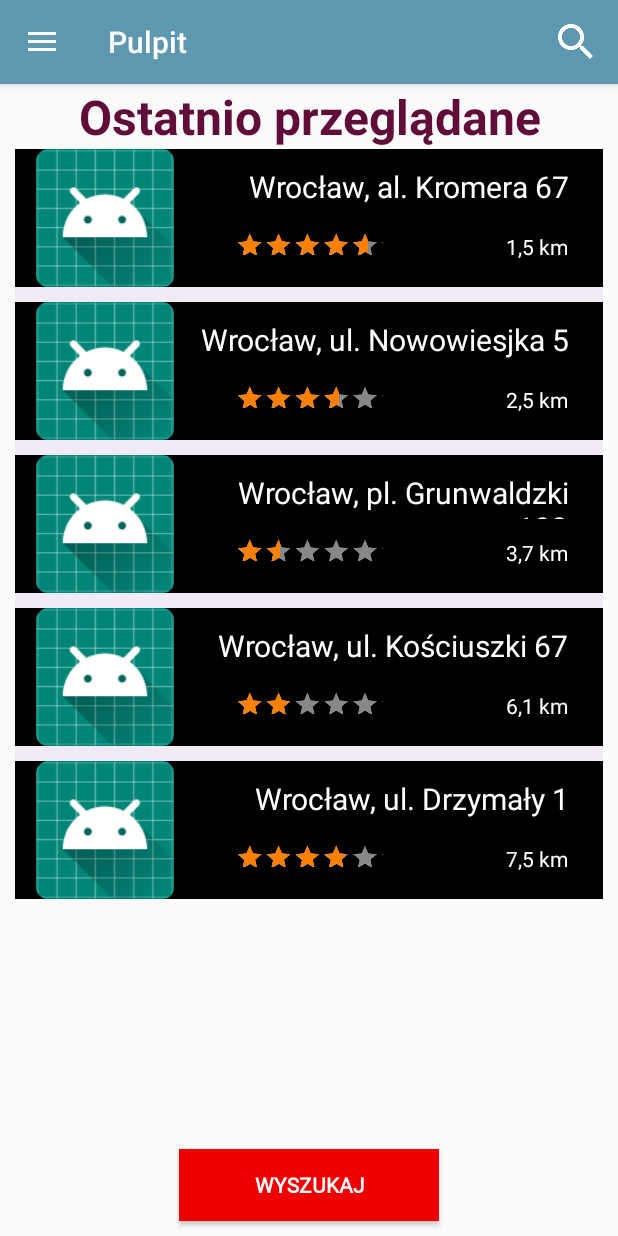
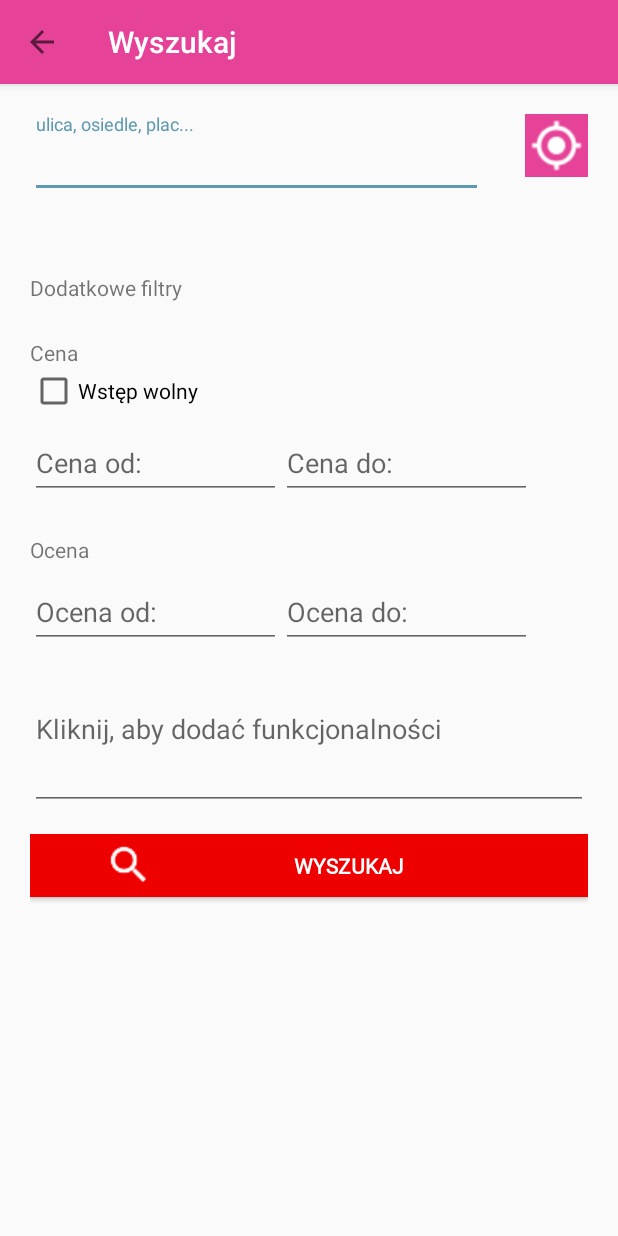
Before and after one commit to krymeer/pdu, an Android app: the MainScreen screen opened directly, with no data from a screen before it, after a tap on "Wyszukaj", on a phone screen of 412 x 824 dp. Run offline under Robolectric (Android 15) with nearby library versions, the phone set to English and light mode, and no system bars; Roboto replaces fonts that are not available here.

Commit message:
Added basic search screen

```diff
--- a/place_zabaw/app/src/main/AndroidManifest.xml
+++ b/place_zabaw/app/src/main/AndroidManifest.xml
@@ -29,6 +29,7 @@
             android:name=".MainScreen"
             android:label="@string/title_activity_main_screen"
             android:theme="@style/AppTheme" />
+        <activity android:name=".SearchScreen"></activity>
     </application>
 
 </manifest>
--- a/place_zabaw/app/src/main/java/czernik/osada/placezabaw/MainScreen.java
+++ b/place_zabaw/app/src/main/java/czernik/osada/placezabaw/MainScreen.java
@@ -121,7 +121,8 @@ public class MainScreen extends AppCompatActivity
 
         //noinspection SimplifiableIfStatement
         if (id == R.id.action_search) {
-            Toast.makeText(this, "Search clicked", Toast.LENGTH_LONG).show();
+            Intent intent = new Intent(this, SearchScreen.class);
+            startActivity(intent);
             return true;
         }
 
@@ -159,6 +160,7 @@ public class MainScreen extends AppCompatActivity
     }
 
     public void onSearchButtonClick(View view) {
-        Toast.makeText(this, "Search clicked", Toast.LENGTH_LONG).show();
+        Intent intent = new Intent(this, SearchScreen.class);
+        startActivity(intent);
     }
 }
--- /dev/null
+++ b/place_zabaw/app/src/main/java/czernik/osada/placezabaw/SearchScreen.java
@@ -0,0 +1,40 @@
+package czernik.osada.placezabaw;
+
+import android.graphics.Color;
+import android.graphics.PorterDuff;
+import android.graphics.drawable.Drawable;
+import android.support.v7.app.AppCompatActivity;
+import android.os.Bundle;
+import android.support.v7.widget.Toolbar;
+import android.view.View;
+import android.widget.Toast;
+
+public class SearchScreen extends AppCompatActivity {
+
+    @Override
+    protected void onCreate(Bundle savedInstanceState) {
+        super.onCreate(savedInstanceState);
+        setContentView(R.layout.activity_search_screen);
+
+        setToolbar();
+    }
+
+    private void setToolbar() {
+        Toolbar myToolbar = (Toolbar) findViewById(R.id.my_toolbar);
+        setSupportActionBar(myToolbar);
+
+        getSupportActionBar().setDisplayHomeAsUpEnabled(true);
+        getSupportActionBar().setDisplayShowHomeEnabled(true);
+    }
+
+    @Override
+    public boolean onSupportNavigateUp() {
+        onBackPressed();
+        return true;
+    }
+
+    public void onSearchButtonClick(View view)
+    {
+        Toast.makeText(this,"Search clicked", Toast.LENGTH_LONG).show();
+    }
+}
--- a/place_zabaw/app/src/main/res/layout/activity_login_screen.xml
+++ b/place_zabaw/app/src/main/res/layout/activity_login_screen.xml
@@ -69,12 +69,12 @@
                 style="?android:textAppearanceSmall"
                 android:layout_width="match_parent"
                 android:layout_height="wrap_content"
-                android:layout_marginTop="16dp"
-                android:text="@string/action_sign_in_short"
                 android:background="@color/colorAccent"
                 android:fontFamily="@font/roboto"
+                android:text="@string/action_sign_in_short"
+                android:textColor="#fff"
                 android:textStyle="bold"
-                android:textColor="#fff"/>
+                />
 
         </LinearLayout>
     </ScrollView>
--- /dev/null
+++ b/place_zabaw/app/src/main/res/layout/activity_search_screen.xml
@@ -0,0 +1,216 @@
+<?xml version="1.0" encoding="utf-8"?>
+<LinearLayout xmlns:android="http://schemas.android.com/apk/res/android"
+    xmlns:app="http://schemas.android.com/apk/res-auto"
+    xmlns:tools="http://schemas.android.com/tools"
+    android:layout_width="match_parent"
+    android:layout_height="match_parent"
+    tools:context=".SearchScreen"
+    android:orientation="vertical">
+
+    <!-- toolbar -->
+    <android.support.v7.widget.Toolbar
+        android:id="@+id/my_toolbar"
+        android:layout_width="match_parent"
+        android:layout_height="?attr/actionBarSize"
+        android:background="?attr/colorPrimary"
+        android:elevation="4dp"
+        android:theme="@style/ThemeOverlay.AppCompat"
+        app:popupTheme="@style/ThemeOverlay.AppCompat.Light"
+        app:title="@string/title_activity_search_screen"
+        app:titleTextColor="#fff" >
+
+    </android.support.v7.widget.Toolbar>
+
+    <!-- fields -->
+    <ScrollView
+        android:layout_width="match_parent"
+        android:layout_height="wrap_content"
+        android:layout_margin="20dp">
+
+        <LinearLayout
+            android:layout_width="match_parent"
+            android:layout_height="wrap_content"
+            android:layout_marginBottom="25dp"
+            android:orientation="vertical">
+
+            <!-- Search field -->
+            <RelativeLayout
+                android:layout_width="match_parent"
+                android:layout_height="wrap_content"
+                android:layout_marginBottom="20dp">
+
+                <android.support.design.widget.TextInputLayout
+                    android:layout_width="302dp"
+                    android:layout_height="wrap_content"
+                    android:layout_alignParentStart="true"
+                    android:layout_alignParentTop="true">
+
+                    <AutoCompleteTextView
+                        android:id="@+id/address"
+                        android:layout_width="match_parent"
+                        android:layout_height="wrap_content"
+                        android:hint="@string/prompt_street"
+                        android:inputType="text"
+                        android:maxLines="1"
+                        android:singleLine="true" />
+
+                </android.support.design.widget.TextInputLayout>
+
+                <ImageButton
+                    android:layout_width="42dp"
+                    android:layout_height="42dp"
+                    android:layout_alignParentEnd="true"
+                    android:layout_alignParentTop="true"
+                    android:adjustViewBounds="true"
+                    android:background="@color/colorPrimary"
+                    android:padding="3dp"
+                    android:scaleType="fitCenter"
+                    android:src="@drawable/baseline_gps" />
+            </RelativeLayout>
+
+            <TextView
+                android:layout_width="match_parent"
+                android:layout_height="wrap_content"
+                android:layout_marginTop="30dp"
+                android:text="@string/search_filters_extra" />
+
+            <!-- price fields -->
+            <LinearLayout
+                android:layout_width="match_parent"
+                android:layout_height="wrap_content"
+                android:orientation="vertical"
+                android:layout_marginTop="24dp">
+
+                <TextView
+                    android:layout_width="match_parent"
+                    android:layout_height="wrap_content"
+                    android:text="Cena" />
+
+                <CheckBox
+                    android:layout_width="match_parent"
+                    android:layout_height="wrap_content"
+                    android:text="@string/search_filter_entry_free" />
+
+                <LinearLayout
+                    android:layout_width="match_parent"
+                    android:layout_height="wrap_content"
+                    android:orientation="horizontal">
+
+                    <android.support.design.widget.TextInputLayout
+                        android:layout_width="167dp"
+                        android:layout_height="wrap_content">
+
+                        <AutoCompleteTextView
+                            android:id="@+id/priceFrom"
+                            android:layout_width="match_parent"
+                            android:layout_height="wrap_content"
+                            android:hint="@string/prompt_price_from"
+                            android:inputType="number"
+                            android:maxLines="1"
+                            android:singleLine="true" />
+
+                    </android.support.design.widget.TextInputLayout>
+
+                    <android.support.design.widget.TextInputLayout
+                        android:layout_width="167dp"
+                        android:layout_height="wrap_content">
+
+                        <AutoCompleteTextView
+                            android:id="@+id/priceTo"
+                            android:layout_width="match_parent"
+                            android:layout_height="wrap_content"
+                            android:hint="@string/prompt_price_to"
+                            android:inputType="number"
+                            android:maxLines="1"
+                            android:singleLine="true" />
+
+                    </android.support.design.widget.TextInputLayout>
+
+                </LinearLayout>
+
+            </LinearLayout>
+
+            <!-- rating fields -->
+            <LinearLayout
+                android:layout_width="match_parent"
+                android:layout_height="wrap_content"
+                android:orientation="vertical"
+                android:layout_marginTop="24dp">
+
+                <TextView
+                    android:layout_width="match_parent"
+                    android:layout_height="wrap_content"
+                    android:text="Ocena" />
+                <LinearLayout
+                    android:layout_width="match_parent"
+                    android:layout_height="wrap_content"
+                    android:orientation="horizontal">
+
+
+
+                    <android.support.design.widget.TextInputLayout
+                        android:layout_width="167dp"
+                        android:layout_height="wrap_content">
+
+                        <AutoCompleteTextView
+                            android:id="@+id/ratingFrom"
+                            android:layout_width="match_parent"
+                            android:layout_height="wrap_content"
+                            android:hint="@string/prompt_rating_from"
+                            android:inputType="number"
+                            android:maxLines="1"
+                            android:singleLine="true" />
+
+                    </android.support.design.widget.TextInputLayout>
+
+                    <android.support.design.widget.TextInputLayout
+                        android:layout_width="167dp"
+                        android:layout_height="wrap_content">
+
+                        <AutoCompleteTextView
+                            android:id="@+id/ratingTo"
+                            android:layout_width="match_parent"
+                            android:layout_height="wrap_content"
+                            android:hint="@string/prompt_rating_to"
+                            android:inputType="number"
+                            android:maxLines="1"
+                            android:singleLine="true" />
+
+                    </android.support.design.widget.TextInputLayout>
+
+                </LinearLayout>
+            </LinearLayout>
+
+            <!-- functionalities -->
+            <EditText
+                android:layout_width="match_parent"
+                android:layout_height="108dp"
+                android:hint="@string/prompt_functionalities"
+                android:lines="3"/>
+
+            <Button
+                android:id="@+id/search_button"
+                style="?android:textAppearanceSmall"
+                android:layout_width="match_parent"
+                android:layout_height="42dp"
+                android:layout_marginTop="16dp"
+                android:background="#e00"
+                android:fontFamily="@font/roboto"
+                android:textStyle="bold"
+                android:textColor="#fff"
+                android:onClick="onSearchButtonClick"
+                android:layout_marginBottom="10dp"
+                android:drawableStart="@drawable/baseline_search_small"
+                android:drawablePadding="20dp"
+                android:scaleType="fitStart"
+                android:adjustViewBounds="true"
+                android:text="@string/action_search"
+                android:textAlignment="center"
+                android:paddingHorizontal="50dp" />
+
+        </LinearLayout>
+
+
+    </ScrollView>
+
+</LinearLayout>
--- a/place_zabaw/app/src/main/res/layout/content_main_screen.xml
+++ b/place_zabaw/app/src/main/res/layout/content_main_screen.xml
@@ -38,9 +38,8 @@
         android:id="@+id/search_button"
         style="?android:textAppearanceSmall"
         android:layout_width="wrap_content"
-        android:layout_height="wrap_content"
+        android:layout_height="42dp"
         android:layout_marginTop="16dp"
-        android:text="@string/action_search"
         android:background="#e00"
         android:fontFamily="@font/roboto"
         android:textStyle="bold"
@@ -48,7 +47,12 @@
         android:onClick="onSearchButtonClick"
         android:layout_alignParentBottom="true"
         android:layout_marginBottom="10dp"
+        android:drawableStart="@drawable/baseline_search_small"
+        android:drawablePadding="20dp"
+        android:scaleType="fitStart"
+        android:adjustViewBounds="true"
         android:layout_centerHorizontal="true"
+        android:text="@string/action_search"
         android:paddingHorizontal="50dp"
         />
 
--- a/place_zabaw/app/src/main/res/values/strings.xml
+++ b/place_zabaw/app/src/main/res/values/strings.xml
@@ -6,6 +6,7 @@
     <string name="see_demo">Zobacz demo</string>
     <string name="title_activity_login_screen">Zaloguj</string>
     <string name="title_activity_main_screen">Pulpit</string>
+    <string name="title_activity_search_screen">Wyszukaj</string>
 
     <!-- Main Screen -->
     <string name="your_playgrounds">Ostatnio przeglądane</string>
@@ -37,6 +38,14 @@
     <string name="nav_header_subtitle">Wyszukuj, odwiedzaj, oceniaj!</string>
     <string name="nav_header_desc">Navigation header</string>
     <string name="action_search">Wyszukaj</string>
+    <string name="prompt_street">ulica, osiedle, plac...</string>
+    <string name="search_filters_extra">Dodatkowe filtry</string>
+    <string name="search_filter_entry_free">Wstęp wolny</string>
+    <string name="prompt_price_from">Cena od:</string>
+    <string name="prompt_price_to">Cena do:</string>
+    <string name="prompt_rating_from">Ocena od:</string>
+    <string name="prompt_rating_to">Ocena do:</string>
+    <string name="prompt_functionalities">Kliknij, aby dodać funkcjonalności</string>
 
 
 </resources>
```
Also changed, not shown: place_zabaw/app/src/main/res/drawable/baseline_gps.png (added), place_zabaw/app/src/main/res/drawable/baseline_search_small.png (added).
